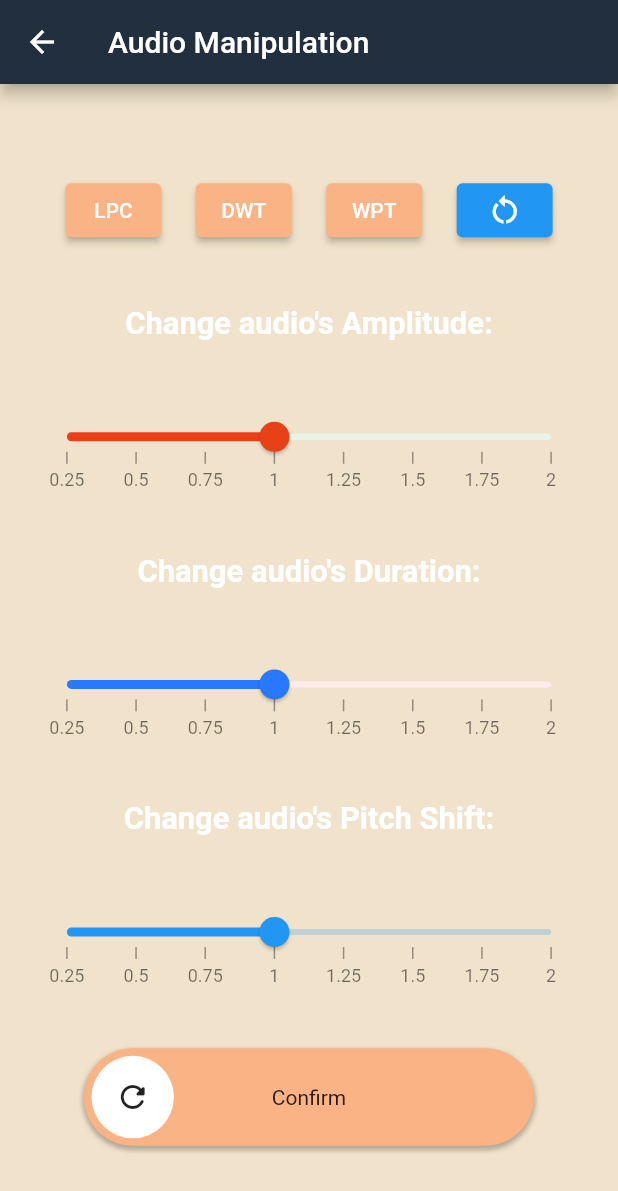
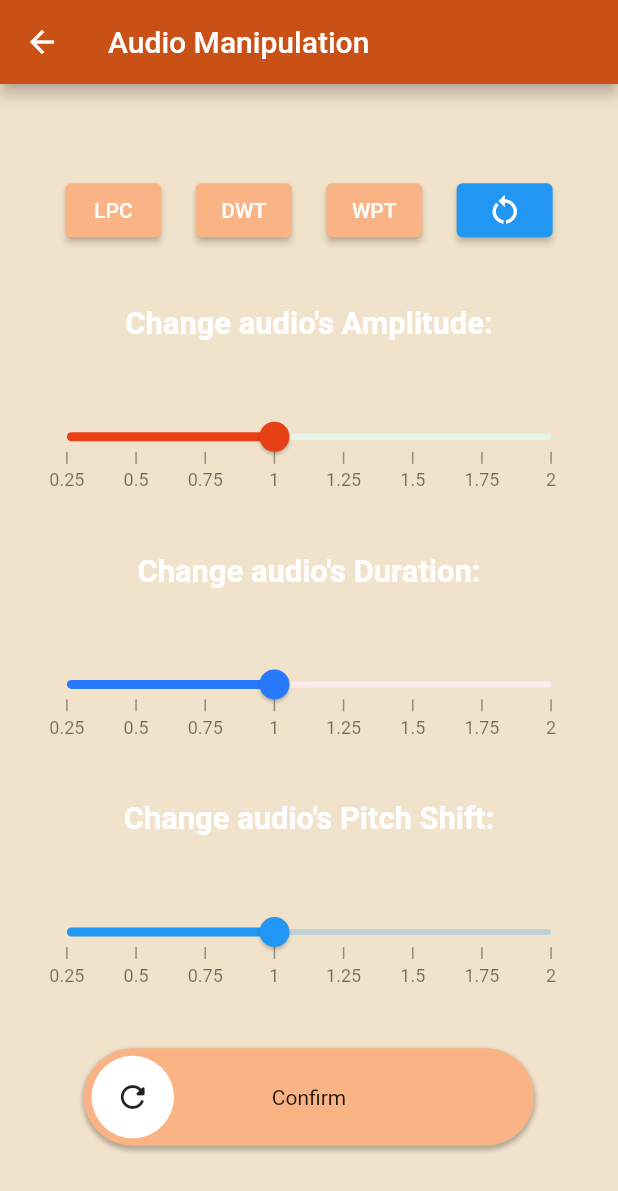
Before and after one commit to tonybotros1/psola-flutter-section, a Flutter app: the AudioManipulationScreen screen opened directly, on a phone screen of 412 x 824 dp. Shown: the top 1191 px of the screen. Run offline on Flutter 3.47's test engine with Material 2 defaults, Android fonts, the phone set to English and light mode, and no system bars; drawn by our look-alikes of action_slider, syncfusion_flutter_sliders; our stand-ins replace audioplayers, file_picker, fl_chart, get, permission_handler; missing offline and left inert: flutter_sound.

Commit message:
updated theme

```diff
--- a/lib/constants.dart
+++ b/lib/constants.dart
@@ -28,7 +28,7 @@ import 'package:get/get.dart';
 // const containerColor2 = Color(0xff353b48);
 
 const backgroundColor = Color(0xffF1E3CB);
-const appBarColor = Color(0xff222f3e);
+const appBarColor = Color(0xffCA5116);
 const elevatedButtonColor = Color(0xffF9B384);
 const containerColor = Color(0xff57606f);
 const containerColor2 = Color(0xff353b48);
```
